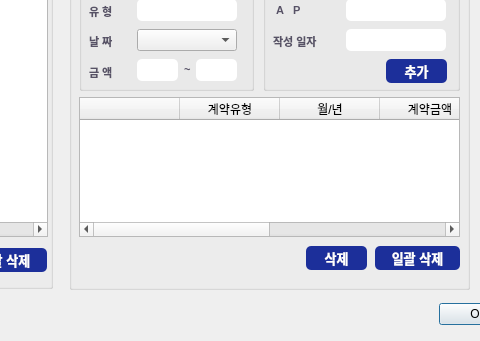
Qt form model_manager/model_info_window.ui (ahns13/model_mng_program) before a commit; both pictures show x 536 to 1016 and y 392 to 733 of the 1305 by 733 pixel window.
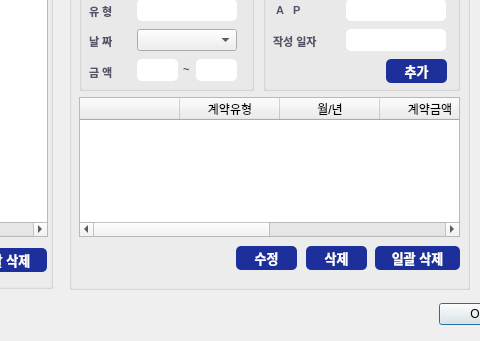
The same form after that commit.

The edit to the form file:
```diff
--- a/model_manager/model_info_window.ui
+++ b/model_manager/model_info_window.ui
@@ -2090,7 +2090,7 @@
     <widget class="QLabel" name="label_contract_amount_range">
      <property name="geometry">
       <rect>
-       <x>105</x>
+       <x>104</x>
        <y>70</y>
        <width>16</width>
        <height>20</height>
@@ -2295,6 +2295,30 @@
      <string>삭제</string>
     </property>
    </widget>
+   <widget class="QPushButton" name="btn_contract_display">
+    <property name="geometry">
+     <rect>
+      <x>167</x>
+      <y>286</y>
+      <width>61</width>
+      <height>24</height>
+     </rect>
+    </property>
+    <property name="cursor">
+     <cursorShape>PointingHandCursor</cursorShape>
+    </property>
+    <property name="styleSheet">
+     <string notr="true">font: 13px;
+font-weight: bold;
+background-color: rgb(28, 47, 154);
+color: white;
+border-radius: 5px;
+cursor: pointer;</string>
+    </property>
+    <property name="text">
+     <string>수정</string>
+    </property>
+   </widget>
   </widget>
   <zorder>groupBox_career</zorder>
   <zorder>buttonBox</zorder>
```
